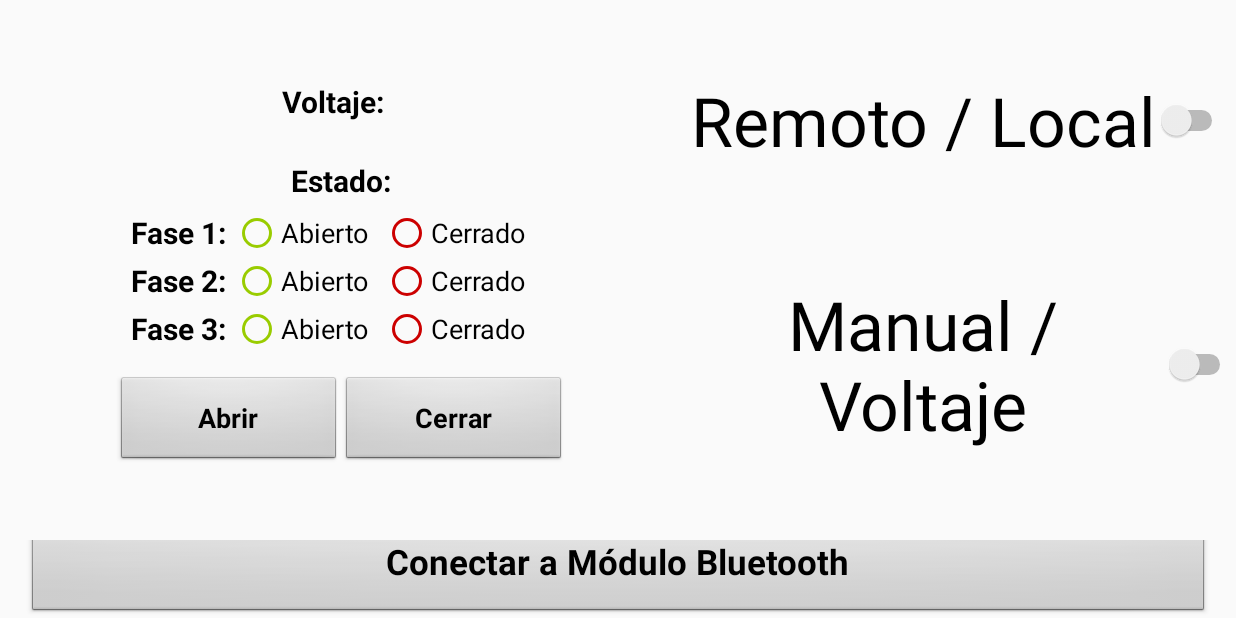
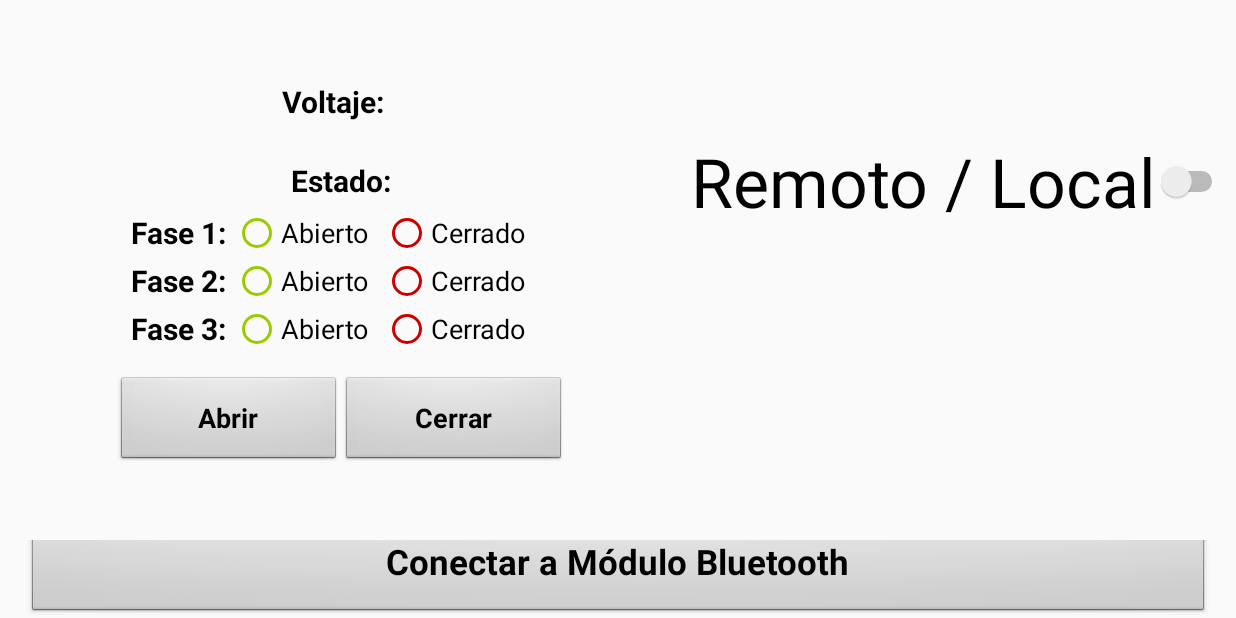
Before and after one commit to ricardo2409/Radio, an Android app: the screen it shows after launch (MainActivity), on a phone screen of 824 x 412 dp (held sideways). Run offline under Robolectric (Android 15) with nearby library versions, the phone set to English and light mode, and no system bars.

Commit message:
Reads bloqueo and disables buttons, deleted voltage control

```diff
--- a/app/src/main/java/com/example/ricardotrevino/bancodecapacitores/MainActivity.java
+++ b/app/src/main/java/com/example/ricardotrevino/bancodecapacitores/MainActivity.java
@@ -580,9 +580,11 @@ public class MainActivity extends FragmentActivity implements View.OnClickListen
             System.out.println("Esto es lo que tiene el bloqueo: " + bloqueoControl);
             //Modificar el label del bloqueo y control de los botones
             if(bloqueoControl == 0){
-
+                voltFrag.tvBloqueo.setText("Bloqueado");
+                disableButtons();
             }else{
-
+                voltFrag.tvBloqueo.setText("");
+                enableButtons();
             }
 
             waitAndEraseLabels();
--- a/app/src/main/java/com/example/ricardotrevino/bancodecapacitores/VoltajeFragment.java
+++ b/app/src/main/java/com/example/ricardotrevino/bancodecapacitores/VoltajeFragment.java
@@ -22,7 +22,7 @@ import org.w3c.dom.Text;
 
 public class VoltajeFragment extends Fragment implements View.OnClickListener {
 
-    TextView tvVoltaje, tvVoltajeControl, phase1TransitionTextView, phase2TransitionTextView, phase3TransitionTextView, tvLocalRemoto, tvVoltajeAutomatico;
+    TextView tvBloqueo, tvVoltaje, tvVoltajeControl, phase1TransitionTextView, phase2TransitionTextView, phase3TransitionTextView, tvLocalRemoto, tvVoltajeAutomatico;
     Button openButton, closeButton;
     Switch switchLocalRemoto, switchVoltajeAutomatico;
     static RadioButton phase1OpenButton, phase1CloseButton, phase2OpenButton, phase2CloseButton, phase3OpenButton, phase3CloseButton;
@@ -33,7 +33,7 @@ public class VoltajeFragment extends Fragment implements View.OnClickListener {
         View view = inflater.inflate(R.layout.voltaje_fragment, null);
 
         tvVoltaje = (TextView) view.findViewById(R.id.voltageTextView);
-
+        tvBloqueo = (TextView)view.findViewById(R.id.tvBloqueo);
         phase1OpenButton = (RadioButton) view.findViewById(R.id.phase1OpenButton);
         phase1CloseButton = (RadioButton) view.findViewById(R.id.phase1ClosedButton);
         phase2OpenButton = (RadioButton) view.findViewById(R.id.phase2OpenButton);
@@ -56,11 +56,11 @@ public class VoltajeFragment extends Fragment implements View.OnClickListener {
         phase3TransitionTextView = (TextView) view.findViewById(R.id.phase3TransitionTextView);
 
         tvLocalRemoto = (TextView) view.findViewById(R.id.tvLocalRemoto);
-        tvVoltajeAutomatico = (TextView) view.findViewById(R.id.tvVoltajeAutomatico);
+        //tvVoltajeAutomatico = (TextView) view.findViewById(R.id.tvVoltajeAutomatico);
 
 
         switchLocalRemoto = (Switch) view.findViewById(R.id.switchLocalRemoto);
-        switchVoltajeAutomatico = (Switch) view.findViewById(R.id.switchVoltajeAutomatico);
+        //switchVoltajeAutomatico = (Switch) view.findViewById(R.id.switchVoltajeAutomatico);
 
 
         switchLocalRemoto.setOnCheckedChangeListener(new CompoundButton.OnCheckedChangeListener() {
--- a/app/src/main/res/layout/voltaje_fragment.xml
+++ b/app/src/main/res/layout/voltaje_fragment.xml
@@ -249,6 +249,14 @@
         android:layout_height="wrap_content"
         android:orientation="vertical">
 
+        <TextView
+            android:id="@+id/tvBloqueo"
+            android:layout_width="match_parent"
+            android:layout_height="wrap_content"
+            android:gravity="right|center_horizontal"
+            android:textColor="@android:color/holo_red_dark"
+            android:textSize="30sp" />
+
         <Space
             android:layout_width="match_parent"
             android:layout_height="50dp" />
@@ -276,24 +284,6 @@
             android:layout_width="match_parent"
             android:layout_height="30dp" />
 
-        <Switch
-            android:id="@+id/switchVoltajeAutomatico"
-            android:layout_width="wrap_content"
-            android:layout_height="wrap_content"
-            android:layout_gravity="center_horizontal"
-            android:buttonTint="@android:color/holo_green_light"
-            android:gravity="center_vertical|center_horizontal"
-            android:text="Manual / Voltaje"
-            android:textAppearance="@style/TextAppearance.AppCompat.Display2"
-            android:textOff="V"
-            android:textOn="A" />
-
-        <TextView
-            android:id="@+id/tvVoltajeAutomatico"
-            android:layout_width="match_parent"
-            android:layout_height="wrap_content"
-            android:gravity="center_horizontal"
-            android:textAppearance="@style/TextAppearance.AppCompat.Display1" />
     </LinearLayout>
 
 </LinearLayout>
```
